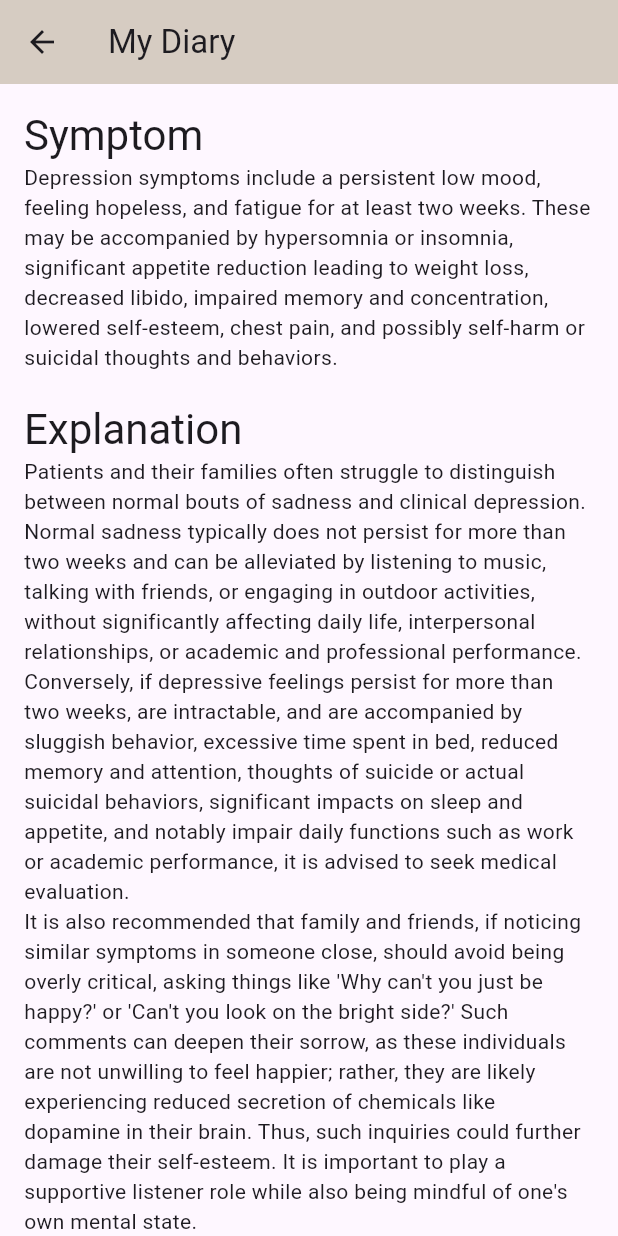
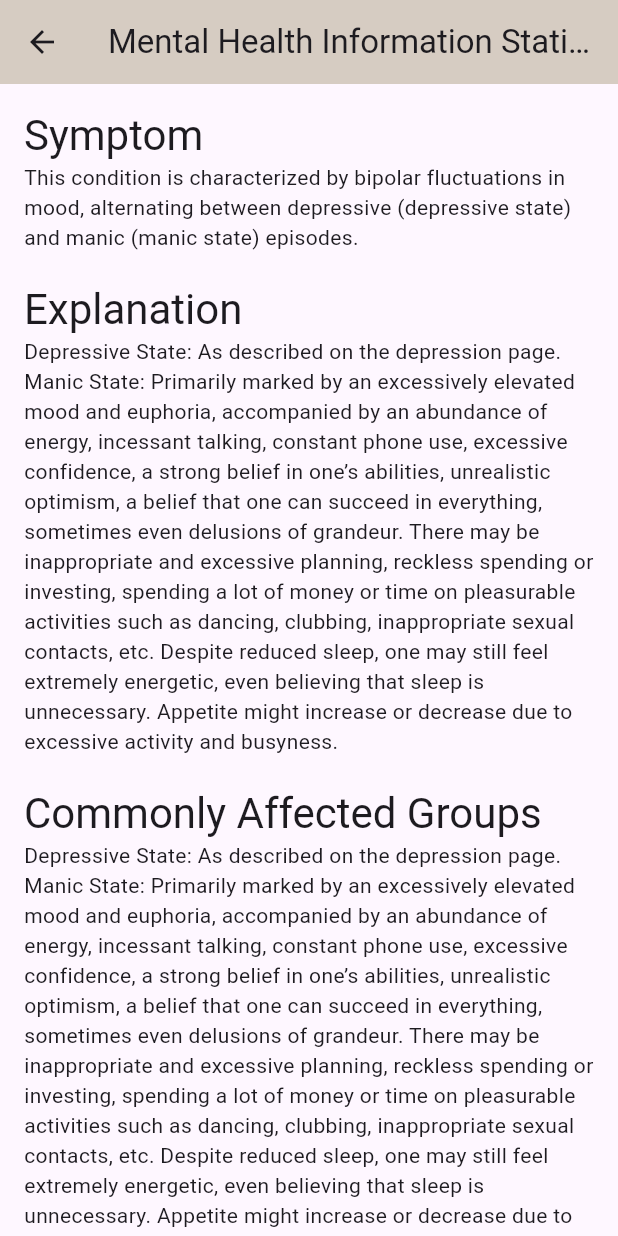
Before and after one commit to SimonLiu423/cc_diary, a Flutter app: the screen it shows after launch, after a tap on "Bipolar", on a phone screen of 412 x 824 dp. Run offline on Flutter 3.47's test engine with Material 3 defaults, Android fonts, the phone set to English and light mode, and no system bars; our stand-ins replace bloc, convex_bottom_bar, equatable, flutter_bloc, just_audio, rxdart and 1 more; missing offline and left inert: audio_session; generated files the repository leaves out were written again.

Commit message:
adding more disorders

```diff
--- a/lib/features/information/detail.dart
+++ b/lib/features/information/detail.dart
@@ -1,5 +1,7 @@
+import 'dart:developer';
 import 'package:flutter/material.dart';
 import 'package:flutter_gen/gen_l10n/app_localizations.dart';
+
 
 class DetailPage extends StatelessWidget {
   final String disorderKey;
@@ -9,15 +11,30 @@ class DetailPage extends StatelessWidget {
   @override
   Widget build(BuildContext context) {
     final loc = AppLocalizations.of(context)!;
-
+    log('disorderKey: $disorderKey');
     String getLocalizedText(String key) {
       switch (key) {
         case 'symptom':
-          return loc.depressionSymptom;
+          if(disorderKey == 'Depression') {
+            return loc.depressionSymptom;
+          } else if(disorderKey == 'Bipolar') {
+            return loc.bipolarSymptom;
+          }
+          return 'No information available';
         case 'explanation':
-          return loc.depressionExplanation;
+          if(disorderKey == 'Depression') {
+            return loc.depressionExplanation;
+          } else if(disorderKey == 'Bipolar') {
+            return loc.bipolarExplanation;
+          }
+          return 'No information available';
         case 'groups':
-          return loc.depressionGroups;
+          if(disorderKey == 'Depression') {
+            return loc.depressionGroups;
+          } else if(disorderKey == 'Bipolar') {
+            return loc.bipolarExplanation;
+          }
+          return 'No information available';
         default:
           return 'No information available';
       }
@@ -25,7 +42,7 @@ class DetailPage extends StatelessWidget {
 
     return Scaffold(
       appBar: AppBar(
-        title: Text(AppLocalizations.of(context)!.myDiaryPageTitle), // Assuming title is generic or passed dynamically
+        title: Text(AppLocalizations.of(context)!.informationTitle), // Assuming title is generic or passed dynamically
         backgroundColor: Color(0xffD6CCC2),
       ),
       body: ListView(
@@ -33,7 +50,7 @@ class DetailPage extends StatelessWidget {
         children: <Widget>[
           Text(loc.symptom, style: Theme.of(context).textTheme.headlineMedium),
           Text(getLocalizedText('symptom')),
-          SizedBox(height: 20),
+          SizedBox(height: 20, ),
           Text(loc.explanation, style: Theme.of(context).textTheme.headlineMedium),
           Text(getLocalizedText('explanation')),
           SizedBox(height: 20),
--- a/lib/features/information/info.dart
+++ b/lib/features/information/info.dart
@@ -29,6 +29,7 @@ class InfoPage extends StatelessWidget {
             ),
               Text(
                 localizedInput,
+                textAlign: TextAlign.center,
                 style: const TextStyle(
                   color: Colors.white,
                   fontSize: 20,
@@ -47,7 +48,7 @@ class InfoPage extends StatelessWidget {
       home: Scaffold(
         backgroundColor: const Color(0xffF5EBE0),
         appBar: AppBar(
-          title: Text(AppLocalizations.of(context)!.myDiaryPageTitle),
+          title: Text(AppLocalizations.of(context)!.informationTitle),
           backgroundColor: Color(0xffD6CCC2),
         ),
         body: GridView.count(
@@ -59,6 +60,10 @@ class InfoPage extends StatelessWidget {
           children: [
             _buildBox(context, 'Depression', AppLocalizations.of(context)!.depression),
             _buildBox(context, 'Bipolar', AppLocalizations.of(context)!.bipolar),
+            _buildBox(context, 'Anxiety', AppLocalizations.of(context)!.anxiety),
+            _buildBox(context, 'Schizophrenia', AppLocalizations.of(context)!.schizophrenia),
+            _buildBox(context, 'ADHD', AppLocalizations.of(context)!.adhd),
+            _buildBox(context, 'PTSD', AppLocalizations.of(context)!.ptsd),
           ],
         ),
       ),
--- a/lib/l10n/app_en.arb
+++ b/lib/l10n/app_en.arb
@@ -13,13 +13,23 @@
     "minutesAgo": "{minutes} minutes ago",
     "secondsAgo": "{seconds} seconds ago",
     "newDiary_save": "Save",
-    "newDiary_writeAreaHint": "今天發生了什麼...",
-    "depression": "Depression",
-    "bipolar": "Bipolar",
+    "newDiary_writeAreaHint": "what happens today...",
+    "informationTitle": "Mental Health Information Station",
     "symptom":"Symptom",
     "explanation":"Explanation",
     "groups":"Commonly Affected Groups",
+    "depression": "Depression",
+    "bipolar": "Bipolar",
+    "anxiety": "Anxiety",
+    "schizophrenia": "Schizophrenia",
+    "adhd": "ADHD",
+    "ptsd": "PTSD",
     "depressionSymptom":"Depression symptoms include a persistent low mood, feeling hopeless, and fatigue for at least two weeks. These may be accompanied by hypersomnia or insomnia, significant appetite reduction leading to weight loss, decreased libido, impaired memory and concentration, lowered self-esteem, chest pain, and possibly self-harm or suicidal thoughts and behaviors.",
     "depressionExplanation":"Patients and their families often struggle to distinguish between normal bouts of sadness and clinical depression. Normal sadness typically does not persist for more than two weeks and can be alleviated by listening to music, talking with friends, or engaging in outdoor activities, without significantly affecting daily life, interpersonal relationships, or academic and professional performance.\nConversely, if depressive feelings persist for more than two weeks, are intractable, and are accompanied by sluggish behavior, excessive time spent in bed, reduced memory and attention, thoughts of suicide or actual suicidal behaviors, significant impacts on sleep and appetite, and notably impair daily functions such as work or academic performance, it is advised to seek medical evaluation.\nIt is also recommended that family and friends, if noticing similar symptoms in someone close, should avoid being overly critical, asking things like 'Why can't you just be happy?' or 'Can't you look on the bright side?' Such comments can deepen their sorrow, as these individuals are not unwilling to feel happier; rather, they are likely experiencing reduced secretion of chemicals like dopamine in their brain. Thus, such inquiries could further damage their self-esteem. It is important to play a supportive listener role while also being mindful of one's own mental state.",
-    "depressionGroups":"Depression can occur at any age and is a relatively common mental illness. Early treatment of depression can lead to a quicker and more complete recovery of normal functions. Potential triggers include life stress, personal background, genetic predisposition, postpartum depression, and Seasonal Affective Disorder (commonly occurring in winter). Thus, it is helpful to provide relevant information during medical consultations."
+    "depressionGroups":"Depression can occur at any age and is a relatively common mental illness. Early treatment of depression can lead to a quicker and more complete recovery of normal functions. Potential triggers include life stress, personal background, genetic predisposition, postpartum depression, and Seasonal Affective Disorder (commonly occurring in winter). Thus, it is helpful to provide relevant information during medical consultations.",
+    "bipolarSymptom":"This condition is characterized by bipolar fluctuations in mood, alternating between depressive (depressive state) and manic (manic state) episodes.",
+    "bipolarExplanation":"Depressive State: As described on the depression page.\nManic State: Primarily marked by an excessively elevated mood and euphoria, accompanied by an abundance of energy, incessant talking, constant phone use, excessive confidence, a strong belief in one’s abilities, unrealistic optimism, a belief that one can succeed in everything, sometimes even delusions of grandeur. There may be inappropriate and excessive planning, reckless spending or investing, spending a lot of money or time on pleasurable activities such as dancing, clubbing, inappropriate sexual contacts, etc. Despite reduced sleep, one may still feel extremely energetic, even believing that sleep is unnecessary. Appetite might increase or decrease due to excessive activity and busyness.",
+    "bipolarGroups":"The onset of this disorder often begins in adolescence, but can also start in young adulthood or middle age. Two-thirds of cases start with depression and one-third with a manic episode. While most individuals with bipolar disorder can recover from these episodes with treatment, the majority experience recurrences. Regular medical treatment can reduce these relapses, improving the patient's function in life and work, and minimizing negative impacts on the patient and their family."
+
+
 }
--- a/pubspec.yaml
+++ b/pubspec.yaml
@@ -71,6 +71,10 @@ flutter:
   assets:
     - images/Depression.png
     - images/Bipolar.png
+    - images/Anxiety.png
+    - images/PTSD.png
+    - images/ADHD.png
+    - images/Schizophrenia.png
   #   - images/a_dot_ham.jpeg
 
   # An image asset can refer to one or more resolution-specific "variants", see
```
Also changed, not shown: lib/l10n/app_zh.arb (+8 -3 lines), images/ADHD.png (added), images/Anxiety.png (added), images/PTSD.png (added), images/Schizophrenia.png (added), 1 other file. Lines whose indentation alone changed are shown as unchanged.
